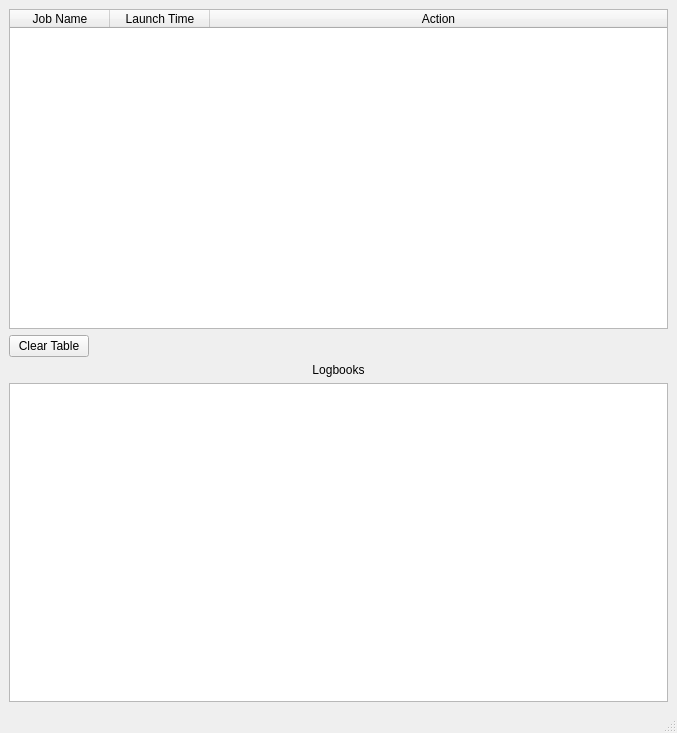
neutrons/addie, file designer/ui_jobStatus.ui: the form before one commit.
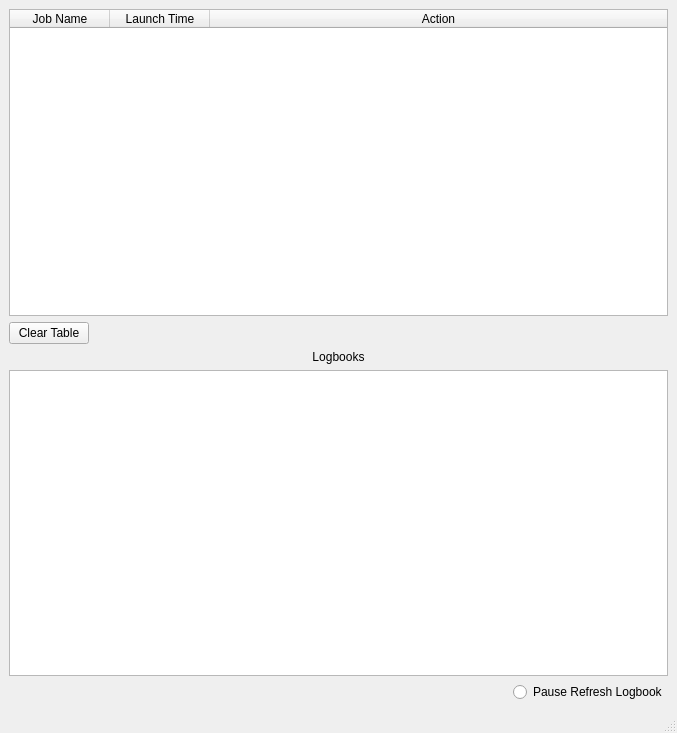
The form after the commit.

Patch:
```diff
--- a/designer/ui_jobStatus.ui
+++ b/designer/ui_jobStatus.ui
@@ -84,6 +84,30 @@
       </property>
      </widget>
     </item>
+    <item>
+     <layout class="QHBoxLayout" name="horizontalLayout_2">
+      <item>
+       <spacer name="horizontalSpacer_2">
+        <property name="orientation">
+         <enum>Qt::Horizontal</enum>
+        </property>
+        <property name="sizeHint" stdset="0">
+         <size>
+          <width>40</width>
+          <height>20</height>
+         </size>
+        </property>
+       </spacer>
+      </item>
+      <item>
+       <widget class="QRadioButton" name="pause_refresh_logbook">
+        <property name="text">
+         <string>Pause Refresh Logbook</string>
+        </property>
+       </widget>
+      </item>
+     </layout>
+    </item>
    </layout>
   </widget>
   <widget class="QMenuBar" name="menubar">
```
